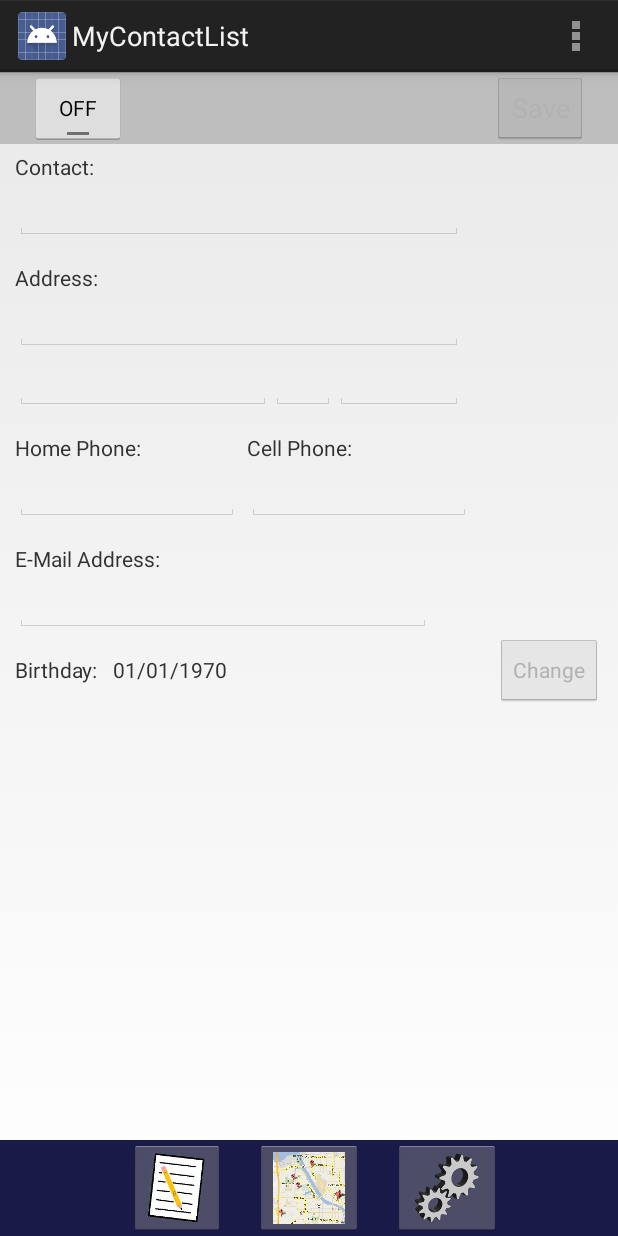
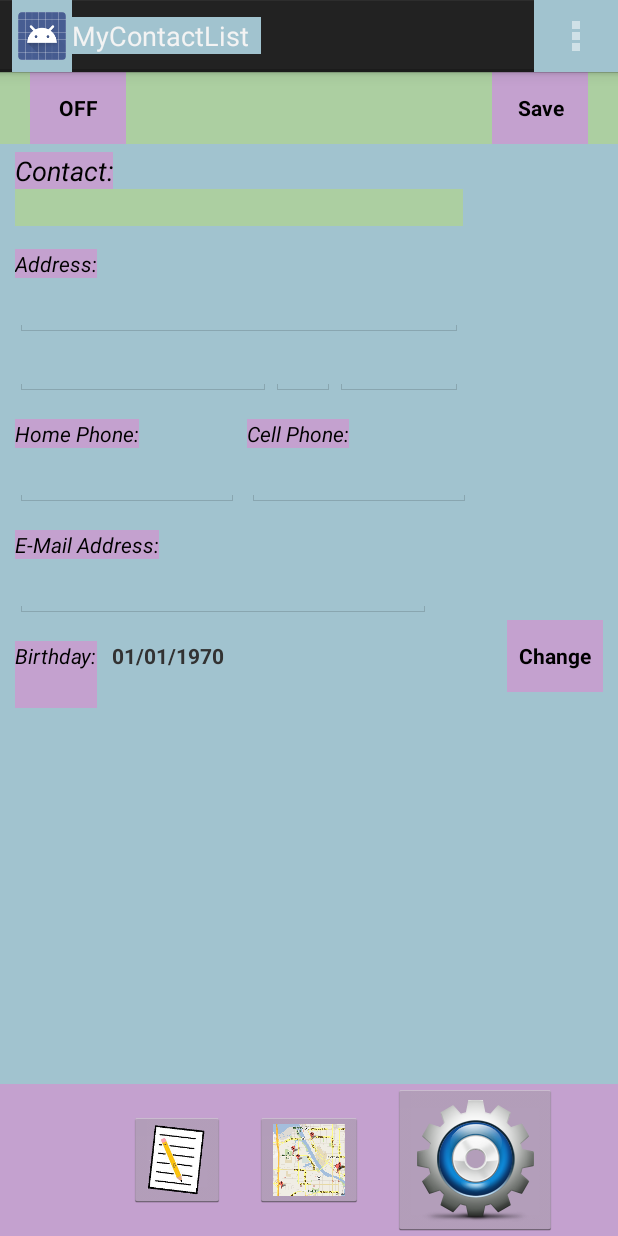
Before and after one commit to MobileApps-Cascadia/chapter-04, an Android app: the screen it shows after launch (ContactActivity), on a phone screen of 412 x 824 dp. Run offline under Robolectric (Android 15) with nearby library versions, the phone set to English and light mode, and no system bars.

Commit message:
Completed homework

```diff
--- a/app/src/main/AndroidManifest.xml
+++ b/app/src/main/AndroidManifest.xml
@@ -12,7 +12,7 @@
         android:allowBackup="true"
         android:icon="@drawable/appicon"
         android:label="@string/app_name"
-        android:theme="@style/AppTheme" >
+        android:theme="@style/MainLayoutTheme">
         <activity
             android:name="com.example.mycontactlist.ContactActivity"
             android:label="@string/app_name" >
--- a/app/src/main/res/layout/activity_contact.xml
+++ b/app/src/main/res/layout/activity_contact.xml
@@ -17,7 +17,7 @@
         android:layout_width="fill_parent"
         android:layout_height="wrap_content"
         android:layout_alignParentBottom="true"
-        android:background="@color/navbar_background" >
+        android:background="@color/lilac" >
 
         <ImageButton
             android:id="@+id/imageButtonList"
@@ -52,12 +52,13 @@
         android:layout_height="wrap_content"
         android:layout_alignParentLeft="true"
         android:layout_alignParentTop="true"
-        android:background="@color/toolbar_background" >
+        android:background="@color/pale_green" >
 
         <ToggleButton
             android:id="@+id/toggleButtonEdit"
             android:layout_width="wrap_content"
             android:layout_height="wrap_content"
+            style="@style/ButtonStyle"
             android:layout_alignParentLeft="true"
             android:layout_marginLeft="20dp"
             android:text="ToggleButton" />
@@ -66,6 +67,7 @@
             android:id="@+id/buttonSave"
             android:layout_width="wrap_content"
             android:layout_height="wrap_content"
+            style="@style/ButtonStyle"
             android:layout_alignParentRight="true"
             android:layout_marginRight="20dp"
             android:text="Save" />
@@ -81,12 +83,13 @@
 
         <RelativeLayout
             android:layout_width="match_parent"
-            android:layout_height="match_parent" >
+            android:layout_height="match_parent">
 
 
 
             <TextView
                 android:id="@+id/textContact"
+                style="@style/TextViewCustomStyle"
                 android:layout_width="wrap_content"
                 android:layout_height="wrap_content"
                 android:layout_alignParentLeft="true"
@@ -94,7 +97,7 @@
                 android:layout_marginLeft="10dp"
                 android:layout_marginTop="5dp"
                 android:text="Contact:"
-                android:textAppearance="?android:attr/textAppearanceSmall" />
+                android:textAppearance="?android:attr/textAppearanceMedium" />
 
             <EditText
                 android:id="@+id/editName"
@@ -104,6 +107,7 @@
                 android:layout_marginLeft="10dp"
                 android:layout_below="@+id/textContact"
                 android:ems="14"
+                android:background="@color/pale_green"
                 android:imeOptions="actionNext"
                 android:inputType="textCapWords" >
 
@@ -111,6 +115,7 @@
 
             <TextView
                 android:id="@+id/textAddress"
+                style="@style/TextViewCustomStyle"
                 android:layout_width="wrap_content"
                 android:layout_height="wrap_content"
                 android:layout_alignParentLeft="true"
@@ -177,6 +182,7 @@
 
            <TextView
                 android:id="@+id/textHome"
+               style="@style/TextViewCustomStyle"
                android:layout_width="wrap_content"
                 android:layout_height="wrap_content"
                 android:layout_alignParentLeft="true"
@@ -203,6 +209,7 @@
 
            <TextView
                 android:id="@+id/textCell"
+               style="@style/TextViewCustomStyle"
                android:layout_width="wrap_content"
                 android:layout_height="wrap_content"
                 android:layout_alignBottom="@+id/textHome"
@@ -227,6 +234,7 @@
 
            <TextView
                 android:id="@+id/textEMail"
+               style="@style/TextViewCustomStyle"
                android:layout_width="wrap_content"
                 android:layout_height="wrap_content"
                 android:layout_alignParentLeft="true"
@@ -250,6 +258,7 @@
 
            <TextView
                 android:id="@+id/textBday"
+                style="@style/TextViewCustomStyle"
                 android:layout_width="wrap_content"
                 android:layout_height="wrap_content"
                 android:layout_alignParentLeft="true"
@@ -273,9 +282,9 @@
 
            <Button
                android:id="@+id/btnBirthday"
-               style="?android:attr/buttonStyleSmall"
                android:layout_width="wrap_content"
                android:layout_height="wrap_content"
+               style="@style/ButtonStyle"
                android:layout_alignParentRight="true"
                android:layout_marginRight="10dp"
                android:layout_alignBaseline="@+id/textBirthday"
--- a/app/src/main/res/values/color.xml
+++ b/app/src/main/res/values/color.xml
@@ -2,5 +2,8 @@
 <resources>
     <color name="navbar_background">#1a1a48</color>
     <color name="toolbar_background">#bebebe</color>
+    <color name="grey_blue">#A1C3CF</color>
+    <color name="lilac">#C4A1CF</color>
+    <color name="pale_green">#ACCFA1</color>
 
 </resources>
--- a/app/src/main/res/values/styles.xml
+++ b/app/src/main/res/values/styles.xml
@@ -17,4 +17,24 @@
         <!-- All customizations that are NOT specific to a particular API-level can go here. -->
     </style>
 
+
+    <style name="ButtonStyle" parent="@android:style/Widget.Button">
+        <item name="android:textColor">#000000</item>
+        <item name="android:background">#C4A1CF</item>
+    </style>
+
+    <style name="TextViewCustomStyle" parent="@android:style/Widget.TextView">
+        <item name="android:textColor">#000000</item>
+        <item name="android:background">@color/lilac</item>
+        <item name="android:textStyle">italic</item>
+    </style>
+
+    <style name="MainLayoutTheme" parent="AppTheme">
+        <item name="android:background">@color/grey_blue</item>
+        <item name="android:textStyle">bold</item>
+    </style>
+
+
+
+
 </resources>
```
Also changed, not shown: app/src/main/res/drawable-hdpi/settingsicon.png, app/src/main/res/drawable-hdpi/settingsicon_old.png (added), 6 other files. Lines whose indentation alone changed are shown as unchanged.
